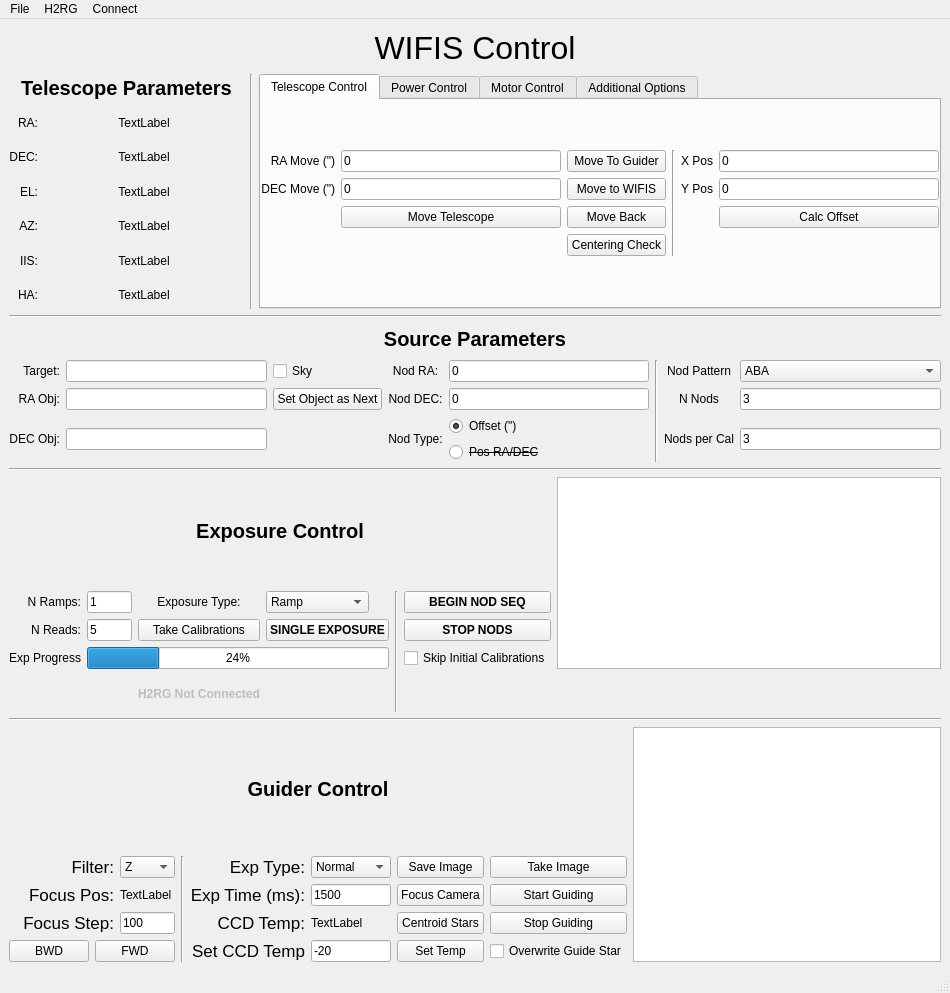
This is WIFIS.ui in WIFIS-Team/controlcode-new as Qt 5 draws it before an edit. The edited form follows.
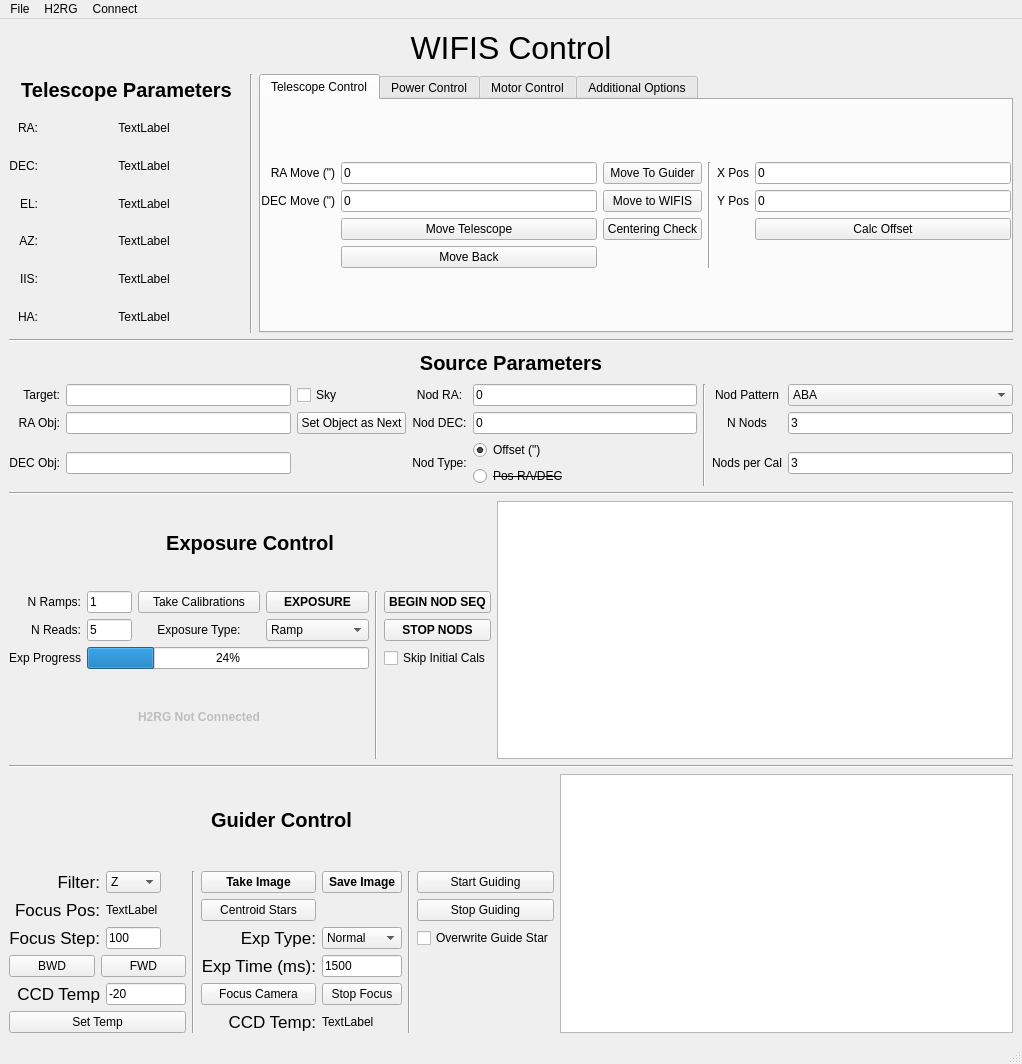
This is the edited form. The open tabs and pages were chosen to show the change.

Commit message: Updated UI + working on astrometric soln

Diff of the .ui file:
```diff
--- a/WIFIS.ui
+++ b/WIFIS.ui
@@ -6,8 +6,8 @@
    <rect>
     <x>0</x>
     <y>0</y>
-    <width>950</width>
-    <height>993</height>
+    <width>1022</width>
+    <height>1064</height>
    </rect>
   </property>
   <property name="sizePolicy">
@@ -305,7 +305,7 @@
            </sizepolicy>
           </property>
           <property name="currentIndex">
-           <number>3</number>
+           <number>0</number>
           </property>
           <widget class="QWidget" name="tab">
            <attribute name="title">
@@ -382,13 +382,6 @@
                 </property>
                </widget>
               </item>
-              <item row="2" column="2">
-               <widget class="QPushButton" name="MoveBackButton">
-                <property name="text">
-                 <string>Move Back</string>
-                </property>
-               </widget>
-              </item>
               <item row="2" column="5">
                <widget class="QPushButton" name="CalOffsetButton">
                 <property name="sizePolicy">
@@ -468,13 +461,6 @@
                 </property>
                </widget>
               </item>
-              <item row="3" column="2">
-               <widget class="QPushButton" name="CenteringCheck">
-                <property name="text">
-                 <string>Centering Check</string>
-                </property>
-               </widget>
-              </item>
               <item row="0" column="3" rowspan="4">
                <widget class="Line" name="line_8">
                 <property name="orientation">
@@ -482,6 +468,20 @@
                 </property>
                </widget>
               </item>
+              <item row="3" column="1">
+               <widget class="QPushButton" name="MoveBackButton">
+                <property name="text">
+                 <string>Move Back</string>
+                </property>
+               </widget>
+              </item>
+              <item row="2" column="2">
+               <widget class="QPushButton" name="CenteringCheck">
+                <property name="text">
+                 <string>Centering Check</string>
+                </property>
+               </widget>
+              </item>
              </layout>
             </item>
            </layout>
@@ -1375,7 +1375,7 @@
               <item row="0" column="3">
                <widget class="QLabel" name="label_11">
                 <property name="text">
-                 <string>Guide ExpTime (ms)</string>
+                 <string>Guider ExpTime (ms)</string>
                 </property>
                </widget>
               </item>
@@ -1867,64 +1867,6 @@
           </property>
          </widget>
         </item>
-        <item row="1" column="2">
-         <widget class="QLabel" name="label_34">
-          <property name="text">
-           <string>Exposure Type:</string>
-          </property>
-          <property name="alignment">
-           <set>Qt::AlignCenter</set>
-          </property>
-         </widget>
-        </item>
-        <item row="1" column="3">
-         <widget class="QComboBox" name="ExpTypeSelect">
-          <property name="sizePolicy">
-           <sizepolicy hsizetype="Maximum" vsizetype="Fixed">
-            <horstretch>0</horstretch>
-            <verstretch>0</verstretch>
-           </sizepolicy>
-          </property>
-          <item>
-           <property name="text">
-            <string>Ramp</string>
-           </property>
-          </item>
-          <item>
-           <property name="text">
-            <string>CDS</string>
-           </property>
-          </item>
-          <item>
-           <property name="text">
-            <string>Single Frame</string>
-           </property>
-          </item>
-          <item>
-           <property name="text">
-            <string>Arc Ramp</string>
-           </property>
-          </item>
-          <item>
-           <property name="text">
-            <string>Flat Ramp</string>
-           </property>
-          </item>
-         </widget>
-        </item>
-        <item row="2" column="2">
-         <widget class="QPushButton" name="TakeCalibButton">
-          <property name="font">
-           <font>
-            <weight>50</weight>
-            <bold>false</bold>
-           </font>
-          </property>
-          <property name="text">
-           <string>Take Calibrations</string>
-          </property>
-         </widget>
-        </item>
         <item row="3" column="1" colspan="3">
          <widget class="QProgressBar" name="ExpProgressBar">
           <property name="value">
@@ -1932,67 +1874,6 @@
           </property>
          </widget>
         </item>
-        <item row="0" column="6" rowspan="4">
-         <widget class="QTextEdit" name="OutputText">
-          <property name="font">
-           <font>
-            <family>Helvetica</family>
-            <pointsize>10</pointsize>
-            <italic>true</italic>
-           </font>
-          </property>
-          <property name="overwriteMode">
-           <bool>false</bool>
-          </property>
-         </widget>
-        </item>
-        <item row="2" column="3">
-         <widget class="QPushButton" name="ExposureButton">
-          <property name="font">
-           <font>
-            <weight>75</weight>
-            <bold>true</bold>
-           </font>
-          </property>
-          <property name="text">
-           <string>SINGLE EXPOSURE</string>
-          </property>
-         </widget>
-        </item>
-        <item row="4" column="2">
-         <widget class="QLabel" name="DetectorStatusLabel">
-          <property name="enabled">
-           <bool>false</bool>
-          </property>
-          <property name="sizePolicy">
-           <sizepolicy hsizetype="Maximum" vsizetype="Expanding">
-            <horstretch>0</horstretch>
-            <verstretch>0</verstretch>
-           </sizepolicy>
-          </property>
-          <property name="baseSize">
-           <size>
-            <width>0</width>
-            <height>0</height>
-           </size>
-          </property>
-          <property name="font">
-           <font>
-            <weight>75</weight>
-            <bold>true</bold>
-           </font>
-          </property>
-          <property name="autoFillBackground">
-           <bool>false</bool>
-          </property>
-          <property name="text">
-           <string>H2RG Not Connected</string>
-          </property>
-          <property name="alignment">
-           <set>Qt::AlignCenter</set>
-          </property>
-         </widget>
-        </item>
         <item row="1" column="4" rowspan="4">
          <widget class="Line" name="line_10">
           <property name="orientation">
@@ -2000,6 +1881,13 @@
           </property>
          </widget>
         </item>
+        <item row="3" column="5">
+         <widget class="QCheckBox" name="SkipCalib">
+          <property name="text">
+           <string>Skip Initial Cals</string>
+          </property>
+         </widget>
+        </item>
         <item row="1" column="5">
          <widget class="QPushButton" name="NodBeginButton">
           <property name="font">
@@ -2026,10 +1914,122 @@
           </property>
          </widget>
         </item>
-        <item row="3" column="5">
-         <widget class="QCheckBox" name="SkipCalib">
+        <item row="4" column="2">
+         <widget class="QLabel" name="DetectorStatusLabel">
+          <property name="enabled">
+           <bool>false</bool>
+          </property>
+          <property name="sizePolicy">
+           <sizepolicy hsizetype="Maximum" vsizetype="Expanding">
+            <horstretch>0</horstretch>
+            <verstretch>0</verstretch>
+           </sizepolicy>
+          </property>
+          <property name="baseSize">
+           <size>
+            <width>0</width>
+            <height>0</height>
+           </size>
+          </property>
+          <property name="font">
+           <font>
+            <weight>75</weight>
+            <bold>true</bold>
+           </font>
+          </property>
+          <property name="autoFillBackground">
+           <bool>false</bool>
+          </property>
           <property name="text">
-           <string>Skip Initial Calibrations</string>
+           <string>H2RG Not Connected</string>
+          </property>
+          <property name="alignment">
+           <set>Qt::AlignCenter</set>
+          </property>
+         </widget>
+        </item>
+        <item row="0" column="6" rowspan="5">
+         <widget class="QTextEdit" name="OutputText">
+          <property name="font">
+           <font>
+            <family>Helvetica</family>
+            <pointsize>10</pointsize>
+            <italic>true</italic>
+           </font>
+          </property>
+          <property name="overwriteMode">
+           <bool>false</bool>
+          </property>
+         </widget>
+        </item>
+        <item row="1" column="2">
+         <widget class="QPushButton" name="TakeCalibButton">
+          <property name="font">
+           <font>
+            <weight>50</weight>
+            <bold>false</bold>
+           </font>
+          </property>
+          <property name="text">
+           <string>Take Calibrations</string>
+          </property>
+         </widget>
+        </item>
+        <item row="2" column="3">
+         <widget class="QComboBox" name="ExpTypeSelect">
+          <property name="sizePolicy">
+           <sizepolicy hsizetype="Maximum" vsizetype="Fixed">
+            <horstretch>0</horstretch>
+            <verstretch>0</verstretch>
+           </sizepolicy>
+          </property>
+          <item>
+           <property name="text">
+            <string>Ramp</string>
+           </property>
+          </item>
+          <item>
+           <property name="text">
+            <string>CDS</string>
+           </property>
+          </item>
+          <item>
+           <property name="text">
+            <string>Single Frame</string>
+           </property>
+          </item>
+          <item>
+           <property name="text">
+            <string>Arc Ramp</string>
+           </property>
+          </item>
+          <item>
+           <property name="text">
+            <string>Flat Ramp</string>
+           </property>
+          </item>
+         </widget>
+        </item>
+        <item row="1" column="3">
+         <widget class="QPushButton" name="ExposureButton">
+          <property name="font">
+           <font>
+            <weight>75</weight>
+            <bold>true</bold>
+           </font>
+          </property>
+          <property name="text">
+           <string>EXPOSURE</string>
+          </property>
+         </widget>
+        </item>
+        <item row="2" column="2">
+         <widget class="QLabel" name="label_34">
+          <property name="text">
+           <string>Exposure Type:</string>
+          </property>
+          <property name="alignment">
+           <set>Qt::AlignCenter</set>
           </property>
          </widget>
         </item>
@@ -2037,138 +2037,6 @@
       </item>
       <item row="7" column="0">
        <layout class="QGridLayout" name="gridLayout_6" columnstretch="0,0,0,0,0,0,0,0,0">
-        <item row="6" column="7">
-         <widget class="QCheckBox" name="OverGuideStar">
-          <property name="text">
-           <string>Overwrite Guide Star</string>
-          </property>
-         </widget>
-        </item>
-        <item row="3" column="3" rowspan="4">
-         <widget class="Line" name="line_5">
-          <property name="font">
-           <font>
-            <pointsize>13</pointsize>
-            <weight>50</weight>
-            <bold>false</bold>
-           </font>
-          </property>
-          <property name="orientation">
-           <enum>Qt::Vertical</enum>
-          </property>
-         </widget>
-        </item>
-        <item row="6" column="6">
-         <widget class="QPushButton" name="SetTempButton">
-          <property name="text">
-           <string>Set Temp</string>
-          </property>
-         </widget>
-        </item>
-        <item row="3" column="4">
-         <widget class="QLabel" name="label_26">
-          <property name="font">
-           <font>
-            <pointsize>13</pointsize>
-           </font>
-          </property>
-          <property name="text">
-           <string>Exp Type:</string>
-          </property>
-          <property name="alignment">
-           <set>Qt::AlignRight|Qt::AlignTrailing|Qt::AlignVCenter</set>
-          </property>
-         </widget>
-        </item>
-        <item row="5" column="6">
-         <widget class="QPushButton" name="CentroidButton">
-          <property name="text">
-           <string>Centroid Stars</string>
-          </property>
-         </widget>
-        </item>
-        <item row="4" column="4">
-         <widget class="QLabel" name="label_33">
-          <property name="sizePolicy">
-           <sizepolicy hsizetype="Preferred" vsizetype="Maximum">
-            <horstretch>0</horstretch>
-            <verstretch>0</verstretch>
-           </sizepolicy>
-          </property>
-          <property name="font">
-           <font>
-            <pointsize>13</pointsize>
-           </font>
-          </property>
-          <property name="text">
-           <string>Exp Time (ms):</string>
-          </property>
-          <property name="alignment">
-           <set>Qt::AlignRight|Qt::AlignTrailing|Qt::AlignVCenter</set>
-          </property>
-         </widget>
-        </item>
-        <item row="3" column="5">
-         <widget class="QComboBox" name="ExpType">
-          <property name="sizePolicy">
-           <sizepolicy hsizetype="Maximum" vsizetype="Fixed">
-            <horstretch>0</horstretch>
-            <verstretch>0</verstretch>
-           </sizepolicy>
-          </property>
-          <property name="maximumSize">
-           <size>
-            <width>80</width>
-            <height>16777215</height>
-           </size>
-          </property>
-          <property name="currentText">
-           <string>Normal</string>
-          </property>
-          <item>
-           <property name="text">
-            <string>Normal</string>
-           </property>
-          </item>
-          <item>
-           <property name="text">
-            <string>Dark</string>
-           </property>
-          </item>
-         </widget>
-        </item>
-        <item row="5" column="7">
-         <widget class="QPushButton" name="StopGuidingButton">
-          <property name="sizePolicy">
-           <sizepolicy hsizetype="Minimum" vsizetype="Maximum">
-            <horstretch>0</horstretch>
-            <verstretch>0</verstretch>
-           </sizepolicy>
-          </property>
-          <property name="text">
-           <string>Stop Guiding</string>
-          </property>
-         </widget>
-        </item>
-        <item row="4" column="5">
-         <widget class="QLineEdit" name="ExpTime">
-          <property name="sizePolicy">
-           <sizepolicy hsizetype="Maximum" vsizetype="Fixed">
-            <horstretch>0</horstretch>
-            <verstretch>0</verstretch>
-           </sizepolicy>
-          </property>
-          <property name="maximumSize">
-           <size>
-            <width>80</width>
-            <height>16777215</height>
-           </size>
-          </property>
-          <property name="text">
-           <string>1500</string>
-          </property>
-         </widget>
-        </item>
         <item row="5" column="2">
          <widget class="QLineEdit" name="FocStep">
           <property name="sizePolicy">
@@ -2272,62 +2140,6 @@
           </item>
          </widget>
         </item>
-        <item row="6" column="4">
-         <widget class="QLabel" name="label_28">
-          <property name="font">
-           <font>
-            <pointsize>13</pointsize>
-           </font>
-          </property>
-          <property name="text">
-           <string>Set CCD Temp</string>
-          </property>
-          <property name="alignment">
-           <set>Qt::AlignRight|Qt::AlignTrailing|Qt::AlignVCenter</set>
-          </property>
-         </widget>
-        </item>
-        <item row="4" column="7">
-         <widget class="QPushButton" name="StartGuidingButton">
-          <property name="sizePolicy">
-           <sizepolicy hsizetype="Minimum" vsizetype="Maximum">
-            <horstretch>0</horstretch>
-            <verstretch>0</verstretch>
-           </sizepolicy>
-          </property>
-          <property name="text">
-           <string>Start Guiding</string>
-          </property>
-         </widget>
-        </item>
-        <item row="4" column="6">
-         <widget class="QPushButton" name="FocusCameraButton">
-          <property name="sizePolicy">
-           <sizepolicy hsizetype="Minimum" vsizetype="Maximum">
-            <horstretch>0</horstretch>
-            <verstretch>0</verstretch>
-           </sizepolicy>
-          </property>
-          <property name="text">
-           <string>Focus Camera</string>
-          </property>
-         </widget>
-        </item>
-        <item row="5" column="4">
-         <widget class="QLabel" name="label_27">
-          <property name="font">
-           <font>
-            <pointsize>13</pointsize>
-           </font>
-          </property>
-          <property name="text">
-           <string>CCD Temp:</string>
-          </property>
-          <property name="alignment">
-           <set>Qt::AlignRight|Qt::AlignTrailing|Qt::AlignVCenter</set>
-          </property>
-         </widget>
-        </item>
         <item row="5" column="1">
          <widget class="QLabel" name="label_24">
           <property name="font">
@@ -2343,25 +2155,6 @@
           </property>
          </widget>
         </item>
-        <item row="5" column="5">
-         <widget class="QLabel" name="CCDTemp">
-          <property name="sizePolicy">
-           <sizepolicy hsizetype="Maximum" vsizetype="Preferred">
-            <horstretch>0</horstretch>
-            <verstretch>0</verstretch>
-           </sizepolicy>
-          </property>
-          <property name="maximumSize">
-           <size>
-            <width>80</width>
-            <height>16777215</height>
-           </size>
-          </property>
-          <property name="text">
-           <string>TextLabel</string>
-          </property>
-         </widget>
-        </item>
         <item row="3" column="1">
          <widget class="QLabel" name="label_22">
           <property name="font">
@@ -2377,25 +2170,6 @@
           </property>
          </widget>
         </item>
-        <item row="6" column="5">
-         <widget class="QLineEdit" name="SetTempValue">
-          <property name="sizePolicy">
-           <sizepolicy hsizetype="Maximum" vsizetype="Fixed">
-            <horstretch>0</horstretch>
-            <verstretch>0</verstretch>
-           </sizepolicy>
-          </property>
-          <property name="maximumSize">
-           <size>
-            <width>80</width>
-            <height>16777215</height>
-           </size>
-          </property>
-          <property name="text">
-           <string>-20</string>
-          </property>
-         </widget>
-        </item>
         <item row="2" column="1" colspan="7">
          <widget class="QLabel" name="label_29">
           <property name="sizePolicy">
@@ -2425,29 +2199,6 @@
           </property>
          </widget>
         </item>
-        <item row="2" column="8" rowspan="5">
-         <widget class="QTextEdit" name="GuidingText">
-          <property name="sizePolicy">
-           <sizepolicy hsizetype="MinimumExpanding" vsizetype="MinimumExpanding">
-            <horstretch>0</horstretch>
-            <verstretch>0</verstretch>
-           </sizepolicy>
-          </property>
-          <property name="minimumSize">
-           <size>
-            <width>250</width>
-            <height>0</height>
-           </size>
-          </property>
-          <property name="font">
-           <font>
-            <family>Helvetica</family>
-            <pointsize>10</pointsize>
-            <italic>true</italic>
-           </font>
-          </property>
-         </widget>
-        </item>
         <item row="6" column="1" colspan="2">
          <layout class="QHBoxLayout" name="horizontalLayout">
           <item>
@@ -2503,19 +2254,300 @@
          </layout>
         </item>
         <item row="3" column="7">
-         <widget class="QPushButton" name="TakeImageButton">
+         <widget class="QPushButton" name="StartGuidingButton">
+          <property name="sizePolicy">
+           <sizepolicy hsizetype="Minimum" vsizetype="Maximum">
+            <horstretch>0</horstretch>
+            <verstretch>0</verstretch>
+           </sizepolicy>
+          </property>
           <property name="text">
-           <string>Take Image</string>
+           <string>Start Guiding</string>
           </property>
          </widget>
         </item>
-        <item row="3" column="6">
+        <item row="7" column="1">
+         <widget class="QLabel" name="label_28">
+          <property name="font">
+           <font>
+            <pointsize>13</pointsize>
+           </font>
+          </property>
+          <property name="text">
+           <string>CCD Temp</string>
+          </property>
+          <property name="alignment">
+           <set>Qt::AlignRight|Qt::AlignTrailing|Qt::AlignVCenter</set>
+          </property>
+         </widget>
+        </item>
+        <item row="4" column="4">
+         <widget class="QPushButton" name="CentroidButton">
+          <property name="text">
+           <string>Centroid Stars</string>
+          </property>
+         </widget>
+        </item>
+        <item row="7" column="2">
+         <widget class="QLineEdit" name="SetTempValue">
+          <property name="sizePolicy">
+           <sizepolicy hsizetype="Maximum" vsizetype="Fixed">
+            <horstretch>0</horstretch>
+            <verstretch>0</verstretch>
+           </sizepolicy>
+          </property>
+          <property name="maximumSize">
+           <size>
+            <width>80</width>
+            <height>16777215</height>
+           </size>
+          </property>
+          <property name="text">
+           <string>-20</string>
+          </property>
+         </widget>
+        </item>
+        <item row="3" column="5">
          <widget class="QPushButton" name="SaveImageButton">
+          <property name="font">
+           <font>
+            <weight>75</weight>
+            <bold>true</bold>
+           </font>
+          </property>
           <property name="text">
            <string>Save Image</string>
           </property>
          </widget>
         </item>
+        <item row="5" column="7">
+         <widget class="QCheckBox" name="OverGuideStar">
+          <property name="text">
+           <string>Overwrite Guide Star</string>
+          </property>
+         </widget>
+        </item>
+        <item row="3" column="3" rowspan="6">
+         <widget class="Line" name="line_5">
+          <property name="font">
+           <font>
+            <pointsize>13</pointsize>
+            <weight>50</weight>
+            <bold>false</bold>
+           </font>
+          </property>
+          <property name="orientation">
+           <enum>Qt::Vertical</enum>
+          </property>
+         </widget>
+        </item>
+        <item row="3" column="4">
+         <widget class="QPushButton" name="TakeImageButton">
+          <property name="font">
+           <font>
+            <weight>75</weight>
+            <bold>true</bold>
+           </font>
+          </property>
+          <property name="text">
+           <string>Take Image</string>
+          </property>
+         </widget>
+        </item>
+        <item row="3" column="6" rowspan="6">
+         <widget class="Line" name="line_7">
+          <property name="orientation">
+           <enum>Qt::Vertical</enum>
+          </property>
+         </widget>
+        </item>
+        <item row="8" column="1" colspan="2">
+         <widget class="QPushButton" name="SetTempButton">
+          <property name="text">
+           <string>Set Temp</string>
+          </property>
+         </widget>
+        </item>
+        <item row="2" column="8" rowspan="7">
+         <widget class="QTextEdit" name="GuidingText">
+          <property name="sizePolicy">
+           <sizepolicy hsizetype="MinimumExpanding" vsizetype="MinimumExpanding">
+            <horstretch>0</horstretch>
+            <verstretch>0</verstretch>
+           </sizepolicy>
+          </property>
+          <property name="minimumSize">
+           <size>
+            <width>250</width>
+            <height>0</height>
+           </size>
+          </property>
+          <property name="font">
+           <font>
+            <family>Helvetica</family>
+            <pointsize>10</pointsize>
+            <italic>true</italic>
+           </font>
+          </property>
+         </widget>
+        </item>
+        <item row="4" column="7">
+         <widget class="QPushButton" name="StopGuidingButton">
+          <property name="sizePolicy">
+           <sizepolicy hsizetype="Minimum" vsizetype="Maximum">
+            <horstretch>0</horstretch>
+            <verstretch>0</verstretch>
+           </sizepolicy>
+          </property>
+          <property name="text">
+           <string>Stop Guiding</string>
+          </property>
+         </widget>
+        </item>
+        <item row="8" column="4">
+         <widget class="QLabel" name="label_27">
+          <property name="font">
+           <font>
+            <pointsize>13</pointsize>
+           </font>
+          </property>
+          <property name="text">
+           <string>CCD Temp:</string>
+          </property>
+          <property name="alignment">
+           <set>Qt::AlignRight|Qt::AlignTrailing|Qt::AlignVCenter</set>
+          </property>
+         </widget>
+        </item>
+        <item row="8" column="5">
+         <widget class="QLabel" name="CCDTemp">
+          <property name="sizePolicy">
+           <sizepolicy hsizetype="Maximum" vsizetype="Preferred">
+            <horstretch>0</horstretch>
+            <verstretch>0</verstretch>
+           </sizepolicy>
+          </property>
+          <property name="maximumSize">
+           <size>
+            <width>80</width>
+            <height>16777215</height>
+           </size>
+          </property>
+          <property name="text">
+           <string>TextLabel</string>
+          </property>
+         </widget>
+        </item>
+        <item row="5" column="4">
+         <widget class="QLabel" name="label_26">
+          <property name="font">
+           <font>
+            <pointsize>13</pointsize>
+           </font>
+          </property>
+          <property name="text">
+           <string>Exp Type:</string>
+          </property>
+          <property name="alignment">
+           <set>Qt::AlignRight|Qt::AlignTrailing|Qt::AlignVCenter</set>
+          </property>
+         </widget>
+        </item>
+        <item row="5" column="5">
+         <widget class="QComboBox" name="ExpType">
+          <property name="sizePolicy">
+           <sizepolicy hsizetype="Maximum" vsizetype="Fixed">
+            <horstretch>0</horstretch>
+            <verstretch>0</verstretch>
+           </sizepolicy>
+          </property>
+          <property name="maximumSize">
+           <size>
+            <width>80</width>
+            <height>16777215</height>
+           </size>
+          </property>
+          <property name="currentText">
+           <string>Normal</string>
+          </property>
+          <item>
+           <property name="text">
+            <string>Normal</string>
+           </property>
+          </item>
+          <item>
+           <property name="text">
+            <string>Dark</string>
+           </property>
+          </item>
+         </widget>
+        </item>
+        <item row="6" column="4">
+         <widget class="QLabel" name="label_33">
+          <property name="sizePolicy">
+           <sizepolicy hsizetype="Preferred" vsizetype="Maximum">
+            <horstretch>0</horstretch>
+            <verstretch>0</verstretch>
+           </sizepolicy>
+          </property>
+          <property name="font">
+           <font>
+            <pointsize>13</pointsize>
+           </font>
+          </property>
+          <property name="text">
+           <string>Exp Time (ms):</string>
+          </property>
+          <property name="alignment">
+           <set>Qt::AlignRight|Qt::AlignTrailing|Qt::AlignVCenter</set>
+          </property>
+         </widget>
+        </item>
+        <item row="6" column="5">
+         <widget class="QLineEdit" name="ExpTime">
+          <property name="sizePolicy">
+           <sizepolicy hsizetype="Maximum" vsizetype="Fixed">
+            <horstretch>0</horstretch>
+            <verstretch>0</verstretch>
+           </sizepolicy>
+          </property>
+          <property name="maximumSize">
+           <size>
+            <width>80</width>
+            <height>16777215</height>
+           </size>
+          </property>
+          <property name="text">
+           <string>1500</string>
+          </property>
+         </widget>
+        </item>
+        <item row="7" column="4">
+         <widget class="QPushButton" name="FocusCameraButton">
+          <property name="sizePolicy">
+           <sizepolicy hsizetype="Minimum" vsizetype="Maximum">
+            <horstretch>0</horstretch>
+            <verstretch>0</verstretch>
+           </sizepolicy>
+          </property>
+          <property name="font">
+           <font>
+            <weight>50</weight>
+            <bold>false</bold>
+           </font>
+          </property>
+          <property name="text">
+           <string>Focus Camera</string>
+          </property>
+         </widget>
+        </item>
+        <item row="7" column="5">
+         <widget class="QPushButton" name="StopFocus">
+          <property name="text">
+           <string>Stop Focus</string>
+          </property>
+         </widget>
+        </item>
        </layout>
       </item>
      </layout>
@@ -2529,7 +2561,7 @@
     <rect>
      <x>0</x>
      <y>0</y>
-     <width>950</width>
+     <width>1022</width>
      <height>22</height>
     </rect>
    </property>
```
Left out of the diff: 15 changed lines with no effect on the pictures. The commit also changes 3 other files.
